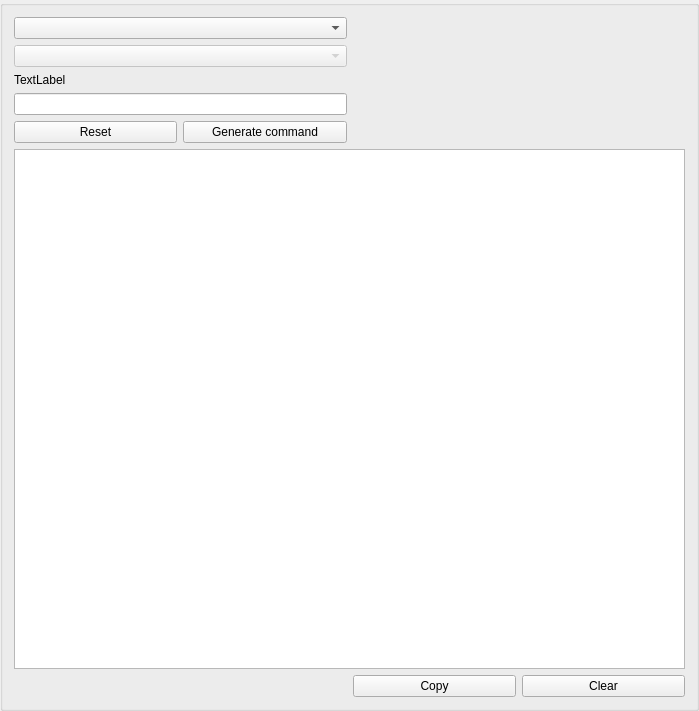
Old version of the form gui/command/command.ui in the repository LotusAndCompany/devtools.
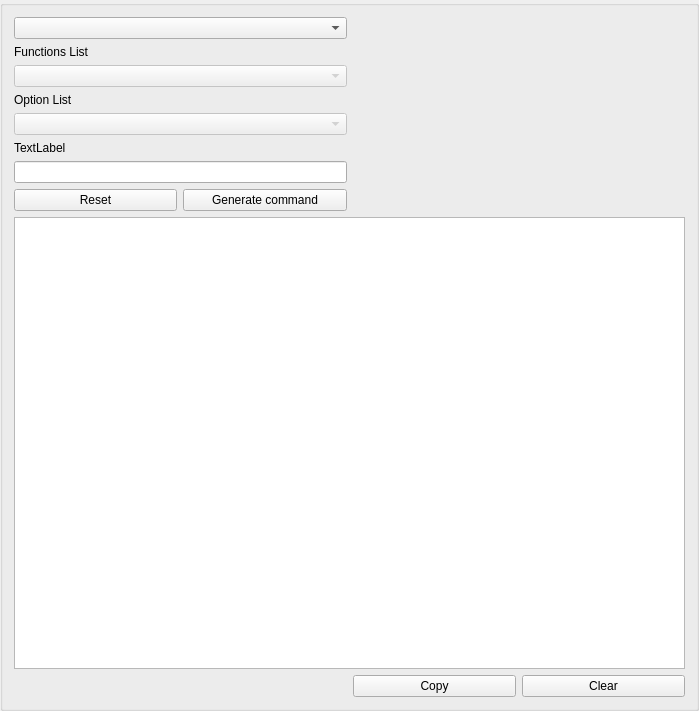
New version of the form.

Diff of the .ui file:
```diff
--- a/gui/command/command.ui
+++ b/gui/command/command.ui
@@ -17,21 +17,7 @@
    <string>GroupBox</string>
   </property>
   <layout class="QGridLayout" name="gridLayout">
-   <item row="6" column="3">
-    <widget class="QPushButton" name="clearButton">
-     <property name="text">
-      <string>Clear</string>
-     </property>
-    </widget>
-   </item>
-   <item row="6" column="2">
-    <widget class="QPushButton" name="copyButton">
-     <property name="text">
-      <string>Copy</string>
-     </property>
-    </widget>
-   </item>
-   <item row="1" column="0" colspan="2">
+   <item row="2" column="0" colspan="2">
     <widget class="QComboBox" name="functionsList">
      <property name="enabled">
       <bool>false</bool>
@@ -47,24 +33,27 @@
      </property>
     </widget>
    </item>
-   <item row="4" column="1">
+   <item row="7" column="1">
     <widget class="QPushButton" name="generateButton">
      <property name="text">
       <string>Generate command</string>
      </property>
     </widget>
    </item>
-   <item row="3" column="0" colspan="2">
-    <widget class="QLineEdit" name="textEdit"/>
-   </item>
-   <item row="2" column="0">
-    <widget class="QLabel" name="label">
+   <item row="1" column="0">
+    <widget class="QLabel" name="functionsLabel">
+     <property name="enabled">
+      <bool>true</bool>
+     </property>
      <property name="text">
-      <string>TextLabel</string>
+      <string>Functions List</string>
      </property>
     </widget>
    </item>
-   <item row="4" column="0">
+   <item row="0" column="0" colspan="2">
+    <widget class="QComboBox" name="categoryList"/>
+   </item>
+   <item row="7" column="0">
     <widget class="QPushButton" name="resetButton">
      <property name="font">
       <font>
@@ -76,7 +65,38 @@
      </property>
     </widget>
    </item>
-   <item row="5" column="0" colspan="4">
+   <item row="6" column="0" colspan="2">
+    <widget class="QLineEdit" name="textEdit"/>
+   </item>
+   <item row="4" column="0" colspan="2">
+    <widget class="QComboBox" name="optionList">
+     <property name="enabled">
+      <bool>false</bool>
+     </property>
+    </widget>
+   </item>
+   <item row="9" column="2">
+    <widget class="QPushButton" name="copyButton">
+     <property name="text">
+      <string>Copy</string>
+     </property>
+    </widget>
+   </item>
+   <item row="5" column="0">
+    <widget class="QLabel" name="label">
+     <property name="text">
+      <string>TextLabel</string>
+     </property>
+    </widget>
+   </item>
+   <item row="9" column="3">
+    <widget class="QPushButton" name="clearButton">
+     <property name="text">
+      <string>Clear</string>
+     </property>
+    </widget>
+   </item>
+   <item row="8" column="0" colspan="4">
     <widget class="QTextBrowser" name="textBrowser">
      <property name="html">
       <string notr="true">&lt;!DOCTYPE HTML PUBLIC &quot;-//W3C//DTD HTML 4.0//EN&quot; &quot;http://www.w3.org/TR/REC-html40/strict.dtd&quot;&gt;
@@ -90,8 +110,15 @@
      </property>
     </widget>
    </item>
-   <item row="0" column="0" colspan="2">
-    <widget class="QComboBox" name="categoryList"/>
+   <item row="3" column="0">
+    <widget class="QLabel" name="optionLabel">
+     <property name="enabled">
+      <bool>true</bool>
+     </property>
+     <property name="text">
+      <string>Option List</string>
+     </property>
+    </widget>
    </item>
   </layout>
  </widget>
```
